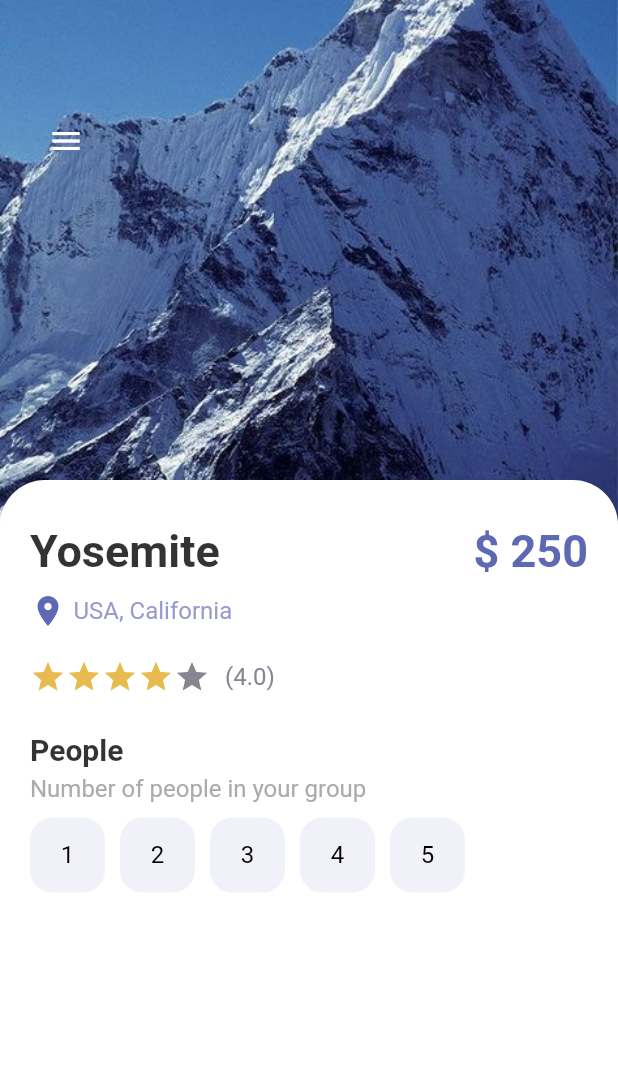
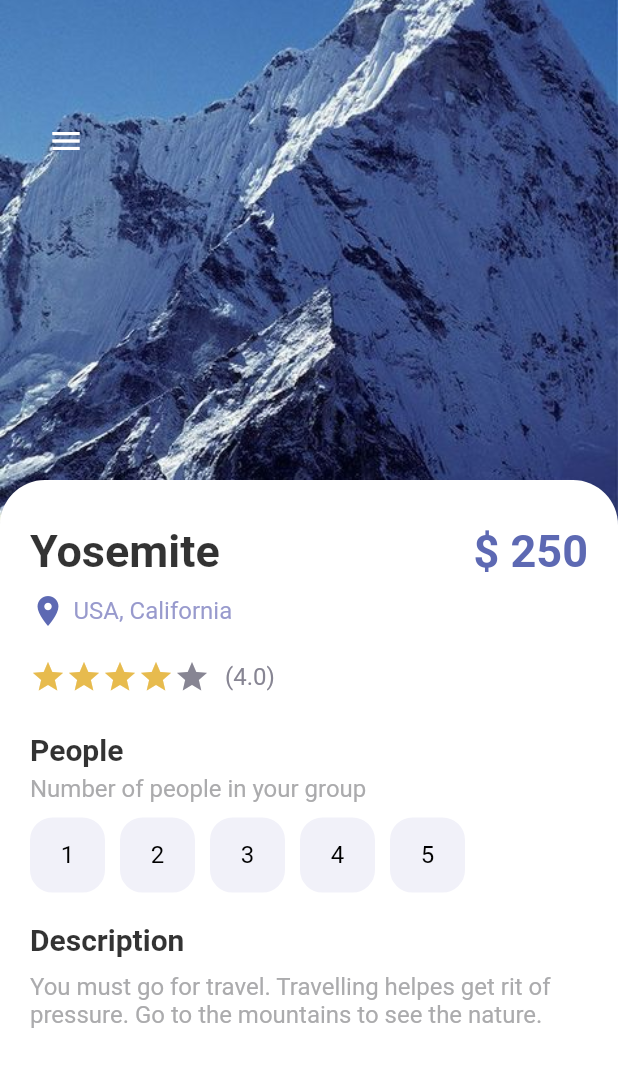
Before and after one commit to sEmoto0808/Flutter-Cubit-Tutorial, a Flutter app: the screen it shows after launch, on a phone screen of 412 x 824 dp. Shown: the top 1067 px of the screen. Run offline on Flutter 3.47's test engine with Material 2 defaults, Android fonts, the phone set to English and light mode, and no system bars.

Commit message:
画面下部のレイアウト

```diff
--- a/cubit_tutorial/lib/pages/detail_page.dart
+++ b/cubit_tutorial/lib/pages/detail_page.dart
@@ -166,6 +166,19 @@ class _DetailPageState extends State<DetailPage> {
                         ),
                       ),
                     ),
+                    const SizedBox(height: 20),
+                    // Description Text
+                    AppLargeText(
+                      text: 'Description',
+                      color: Colors.black.withOpacity(0.8),
+                      size: 20,
+                    ),
+                    const SizedBox(height: 10),
+                    const AppText(
+                      text:
+                          'You must go for travel. Travelling helpes get rit of pressure. Go to the mountains to see the nature.',
+                      color: AppColors.mainTextColor,
+                    )
                   ],
                 ),
               ),
```
